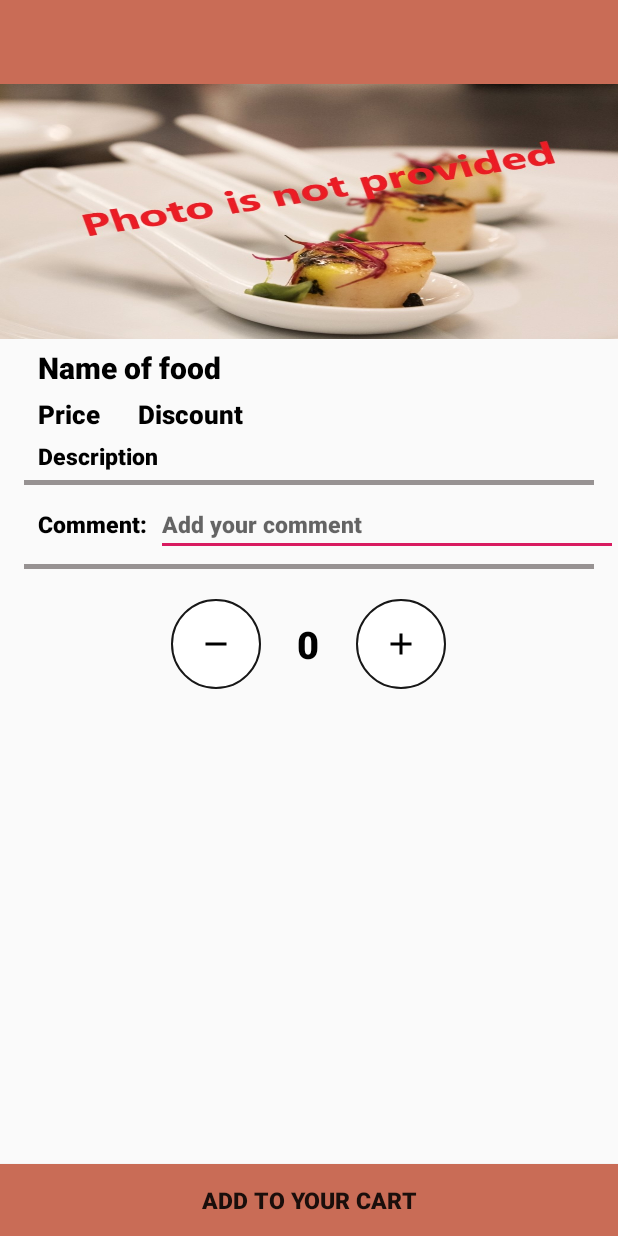
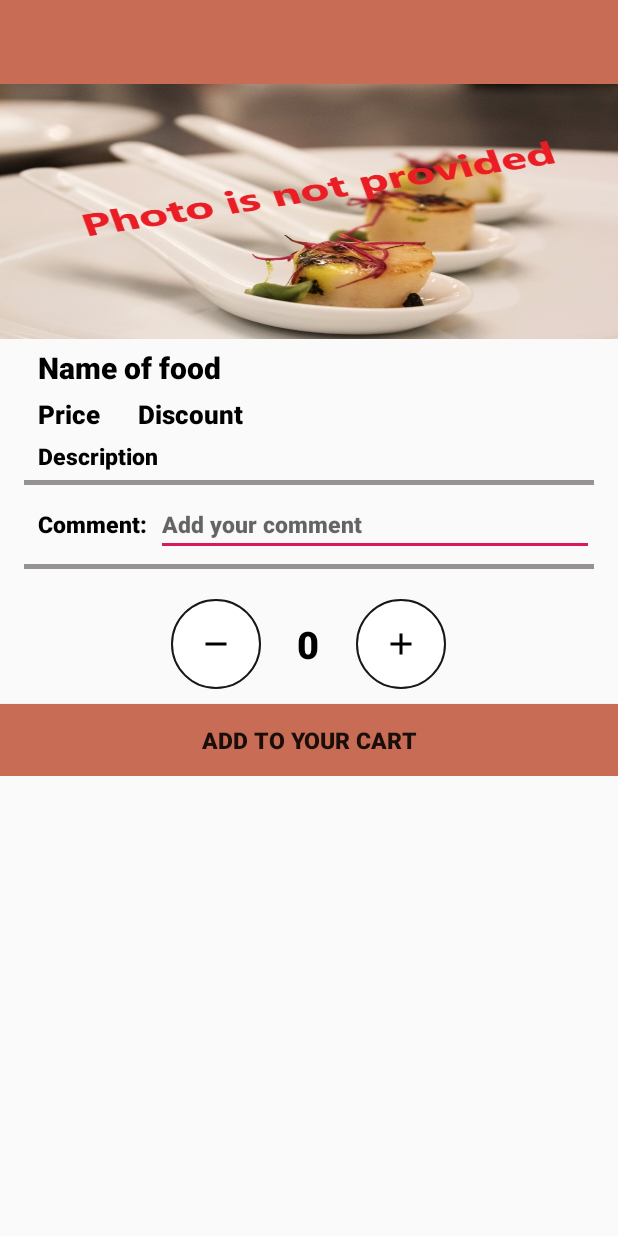
Before and after one commit to Vale-polito/customer_app, an Android app: the layout activity_food_details.xml on its own in the app's theme, with its tools: preview values and no code run, on a phone screen of 412 x 824 dp. Run offline under Robolectric (Android 15) with nearby library versions, the phone set to English and light mode, and no system bars.

```diff
--- a/app/src/main/java/com/example/customer/FoodDetailsActivity.java
+++ b/app/src/main/java/com/example/customer/FoodDetailsActivity.java
@@ -116,8 +116,8 @@ public class FoodDetailsActivity extends AppCompatActivity {
             public void onDataChange(@NonNull DataSnapshot dataSnapshot) {
                 DailyOffer dailyOffer=dataSnapshot.getValue(DailyOffer.class);
                 NameofFood.setText(dailyOffer.getName());
-                DiscountOfFood.setText(dailyOffer.getDiscount());
-                PriceOfFood.setText(dailyOffer.getPrice());
+                DiscountOfFood.setText(dailyOffer.getDiscount()+"% (Off) • ");
+                PriceOfFood.setText(dailyOffer.getPrice()+" € •");
                 DescriptionOfFood.setText(dailyOffer.getShortdescription());
 
                 Picasso.get()
--- a/app/src/main/res/layout/activity_food_details.xml
+++ b/app/src/main/res/layout/activity_food_details.xml
@@ -1,17 +1,11 @@
 <?xml version="1.0" encoding="utf-8"?>
-<android.support.constraint.ConstraintLayout xmlns:android="http://schemas.android.com/apk/res/android"
+<ScrollView xmlns:android="http://schemas.android.com/apk/res/android"
     xmlns:app="http://schemas.android.com/apk/res-auto"
     xmlns:tools="http://schemas.android.com/tools"
     android:layout_width="match_parent"
     android:layout_height="match_parent"
     tools:context=".FoodDetailsActivity">
 
-    <ScrollView
-        android:layout_width="match_parent"
-        android:layout_height="wrap_content"
-        app:layout_constraintEnd_toEndOf="parent"
-        app:layout_constraintStart_toStartOf="parent"
-        app:layout_constraintTop_toTopOf="parent">
 
     <LinearLayout
         android:layout_width="match_parent"
@@ -116,6 +110,7 @@
                 android:layout_width="match_parent"
                 android:layout_height="wrap_content"
                 android:layout_marginStart="2dp"
+                android:layout_marginEnd="16dp"
                 android:layout_marginTop="5dp"
                 android:fontFamily="sans-serif-black"
                 android:hint="Add your comment"
@@ -126,6 +121,7 @@
 
 
         </LinearLayout>
+
         <TextView
 
             android:layout_width="match_parent"
@@ -134,6 +130,7 @@
             android:layout_marginTop="5dp"
             android:layout_marginEnd="16dp"
             android:background="@color/darkGray" />
+
         <LinearLayout
             android:id="@+id/linearCounter"
             android:layout_width="wrap_content"
@@ -168,19 +165,16 @@
                 android:src="@drawable/ic_add" />
 
         </LinearLayout>
-        </LinearLayout>
-    </ScrollView>
+
 
         <Button
             android:id="@+id/btnAdd"
             android:layout_width="match_parent"
             android:layout_height="wrap_content"
-        android:layout_marginBottom="0dp"
+            android:layout_marginTop="10dp"
             android:background="@color/colorCustomer"
             android:fontFamily="sans-serif-black"
             android:text="Add to your cart"
-        android:textSize="15sp"
-        app:layout_constraintBottom_toBottomOf="parent"
-        app:layout_constraintEnd_toEndOf="parent"
-        app:layout_constraintStart_toStartOf="parent" />
-</android.support.constraint.ConstraintLayout>
+            android:textSize="15sp" />
+    </LinearLayout>
+</ScrollView>
--- a/app/src/main/res/layout/activity_home.xml
+++ b/app/src/main/res/layout/activity_home.xml
@@ -1,5 +1,6 @@
 <?xml version="1.0" encoding="utf-8"?>
-<android.support.v4.widget.DrawerLayout xmlns:android="http://schemas.android.com/apk/res/android"
+<android.support.v4.widget.DrawerLayout
+    xmlns:android="http://schemas.android.com/apk/res/android"
     xmlns:app="http://schemas.android.com/apk/res-auto"
     xmlns:tools="http://schemas.android.com/tools"
     android:id="@+id/drawer_layout"
--- a/app/src/main/res/layout/activity_password.xml
+++ b/app/src/main/res/layout/activity_password.xml
@@ -1,5 +1,6 @@
 <?xml version="1.0" encoding="utf-8"?>
-<android.support.constraint.ConstraintLayout xmlns:android="http://schemas.android.com/apk/res/android"
+<android.support.constraint.ConstraintLayout
+    xmlns:android="http://schemas.android.com/apk/res/android"
     xmlns:app="http://schemas.android.com/apk/res-auto"
     xmlns:tools="http://schemas.android.com/tools"
     android:layout_width="match_parent"
--- a/app/src/main/res/layout/content_home.xml
+++ b/app/src/main/res/layout/content_home.xml
@@ -10,10 +10,10 @@
 
     <ProgressBar
         android:id="@+id/loading_foods_pb"
-        app:layout_constraintEnd_toStartOf="parent"
+        app:layout_constraintStart_toStartOf="parent"
         app:layout_constraintEnd_toEndOf="parent"
         app:layout_constraintTop_toTopOf="parent"
-        android:layout_marginTop="200dp"
+        app:layout_constraintBottom_toBottomOf="parent"
         style="?android:attr/progressBarStyle"
         android:layout_width="wrap_content"
         android:layout_height="wrap_content" />
```
Also changed, not shown: app/src/main/java/com/example/customer/Home.java (+4 -3 lines). Lines whose indentation alone changed are shown as unchanged.
